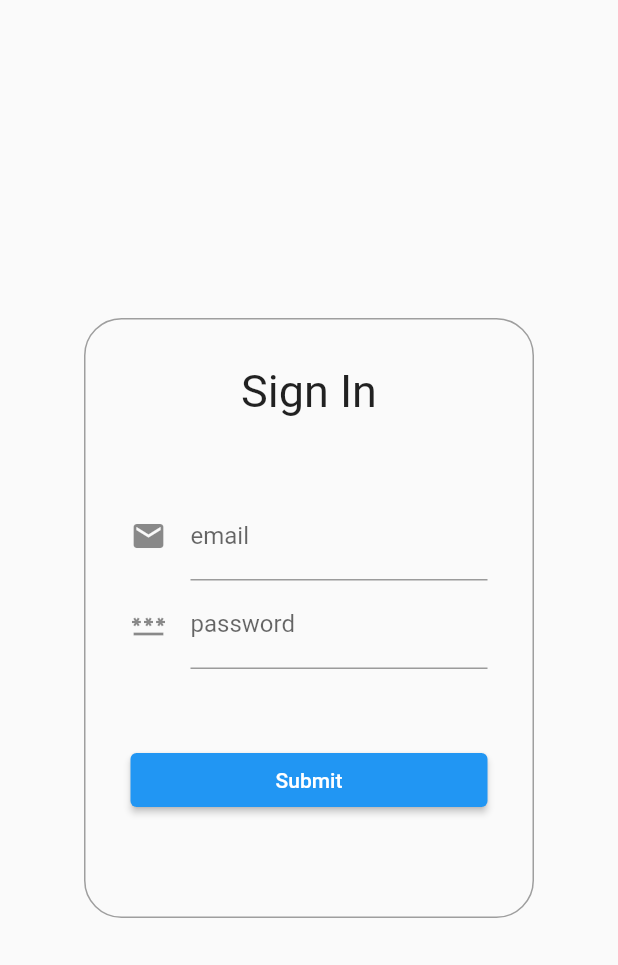
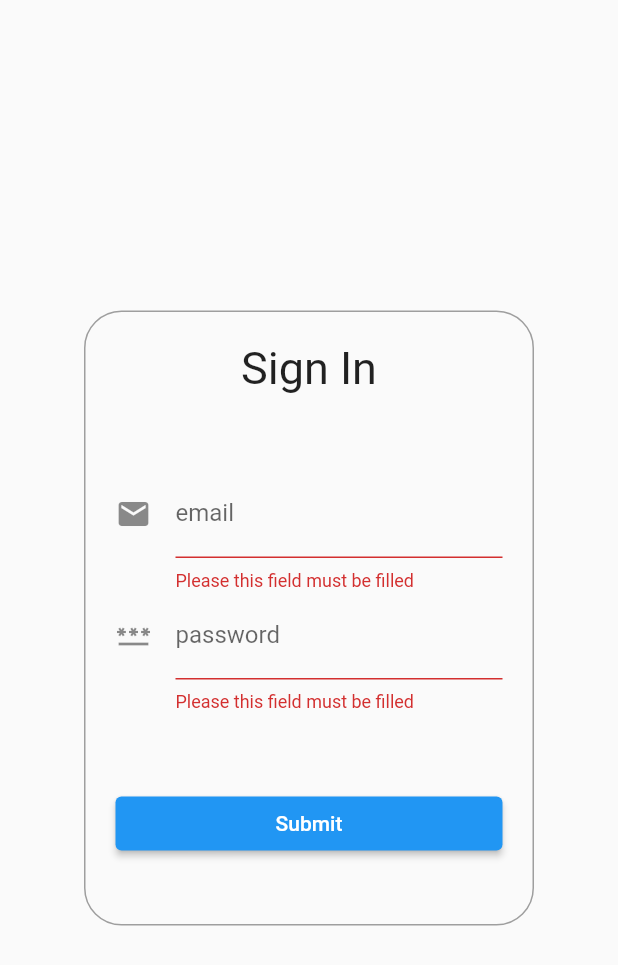
Before and after one commit to PizzaPiee/stunning-parakeet, a Flutter app: the screen it shows after launch, after a tap on "Submit", on a phone screen of 412 x 824 dp. Shown: the top 965 px of the screen. Run offline on Flutter 3.47's test engine with Material 2 defaults, Android fonts, the phone set to English and light mode, and no system bars; our stand-ins replace dio, get.

Commit message:
create AuthController and ApiService

```diff
--- a/lib/screens/auth_screen.dart
+++ b/lib/screens/auth_screen.dart
@@ -1,53 +1,63 @@
 import 'package:flutter/material.dart';
+import 'package:frontend/services/api_service.dart';
+import 'package:get/get.dart';
 
 class AuthScreen extends StatelessWidget {
   const AuthScreen({Key? key}) : super(key: key);
 
   @override
   Widget build(BuildContext context) {
+    final AuthController c = Get.put(AuthController());
     return Scaffold(
       body: Center(
         child: Container(
-          margin: EdgeInsets.symmetric(horizontal: 50.0, vertical: 80.0),
-          padding: EdgeInsets.all(30.0),
+          margin: const EdgeInsets.symmetric(horizontal: 50.0, vertical: 80.0),
+          padding: const EdgeInsets.all(20.0),
           decoration: BoxDecoration(
             border: Border.all(color: Colors.grey),
-            borderRadius: BorderRadius.all(Radius.circular(25.0)),
+            borderRadius: const BorderRadius.all(Radius.circular(25.0)),
           ),
           width: 300,
-          height: 400,
+          height: 410,
           child: Form(
+            key: c.loginFormKey,
             child: Column(
               children: [
-                Text(
+                const Text(
                   "Sign In",
                   style: TextStyle(fontSize: 30),
                 ),
-                SizedBox(
+                const SizedBox(
                   height: 50,
                 ),
                 TextFormField(
-                  decoration: InputDecoration(
+                  decoration: const InputDecoration(
                       icon: Icon(Icons.email),
                       hintText: "insert email",
                       labelText: "email"),
+                  controller: c.emailController,
+                  validator: (value) => c.validator(value!),
                 ),
                 TextFormField(
-                  decoration: InputDecoration(
+                  decoration: const InputDecoration(
                     icon: Icon(Icons.password),
                     hintText: "insert password",
                     labelText: "password",
                   ),
+                  controller: c.passwordController,
+                  validator: (value) => c.validator(value!),
                   obscureText: true,
                 ),
-                SizedBox(
+                const SizedBox(
                   height: 50,
                 ),
                 SizedBox(
                   width: double.infinity,
                   child: ElevatedButton(
-                    child: Text("Submit"),
-                    onPressed: () {},
+                    child: const Text("Submit"),
+                    onPressed: () {
+                      c.signIn();
+                    },
                   ),
                 )
               ],
@@ -58,3 +68,25 @@ class AuthScreen extends StatelessWidget {
     );
   }
 }
+
+class AuthController extends GetxController {
+  final ApiService apiController = Get.put(ApiService());
+
+  final loginFormKey = GlobalKey<FormState>();
+  final emailController = TextEditingController();
+  final passwordController = TextEditingController();
+
+  String? validator(String value) {
+    if (value.isEmpty) {
+      return 'Please this field must be filled';
+    }
+    return null;
+  }
+
+  void signIn() {
+    bool? isValid = loginFormKey.currentState?.validate();
+    if (isValid!) {
+      apiController.signUp(emailController.text, passwordController.text);
+    }
+  }
+}
--- /dev/null
+++ b/lib/services/api_service.dart
@@ -0,0 +1,17 @@
+import 'dart:convert';
+import 'dart:io';
+
+import 'package:dio/dio.dart';
+
+class ApiService {
+  final String _baseUrl = "https://b518-151-21-48-88.eu.ngrok.io";
+  var dio = Dio();
+
+  void signUp(String email, String password) async {
+    var body = {'email': email, 'password': password};
+    var response = await dio.post('$_baseUrl/auth/signup',
+        options: Options(contentType: Headers.formUrlEncodedContentType),
+        data: body);
+    print(response.data.toString());
+  }
+}
--- a/pubspec.yaml
+++ b/pubspec.yaml
@@ -34,6 +34,7 @@ dependencies:
     # The following adds the Cupertino Icons font to your application.
     # Use with the CupertinoIcons class for iOS style icons.
     cupertino_icons: ^1.0.2
+    dio: ^4.0.6
 
 dev_dependencies:
     flutter_test:
```
Also changed, not shown: pubspec.lock, 1 other file.
